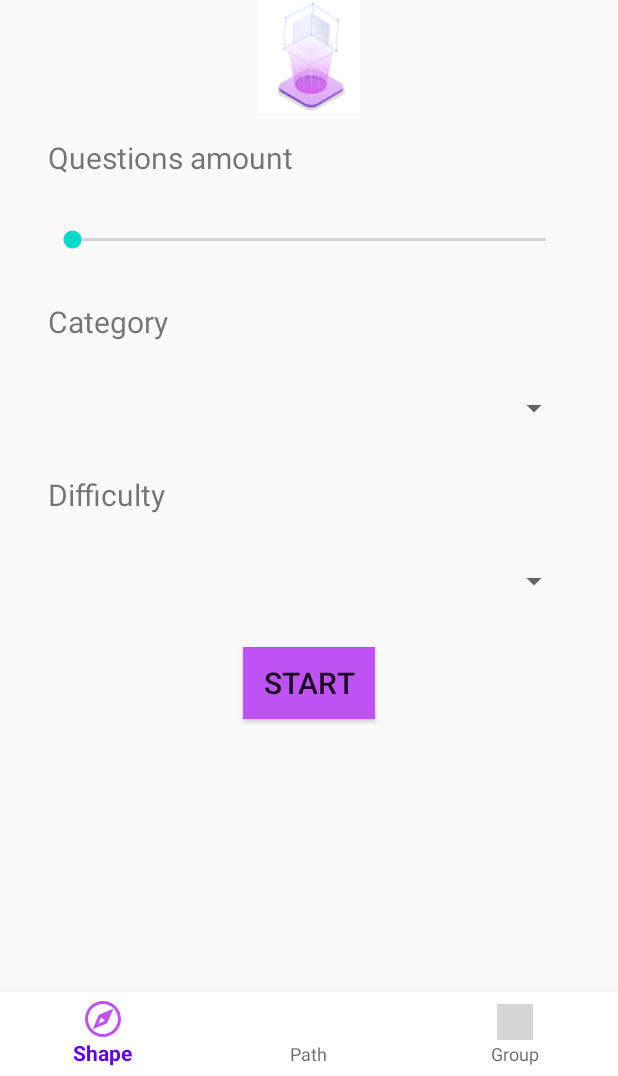
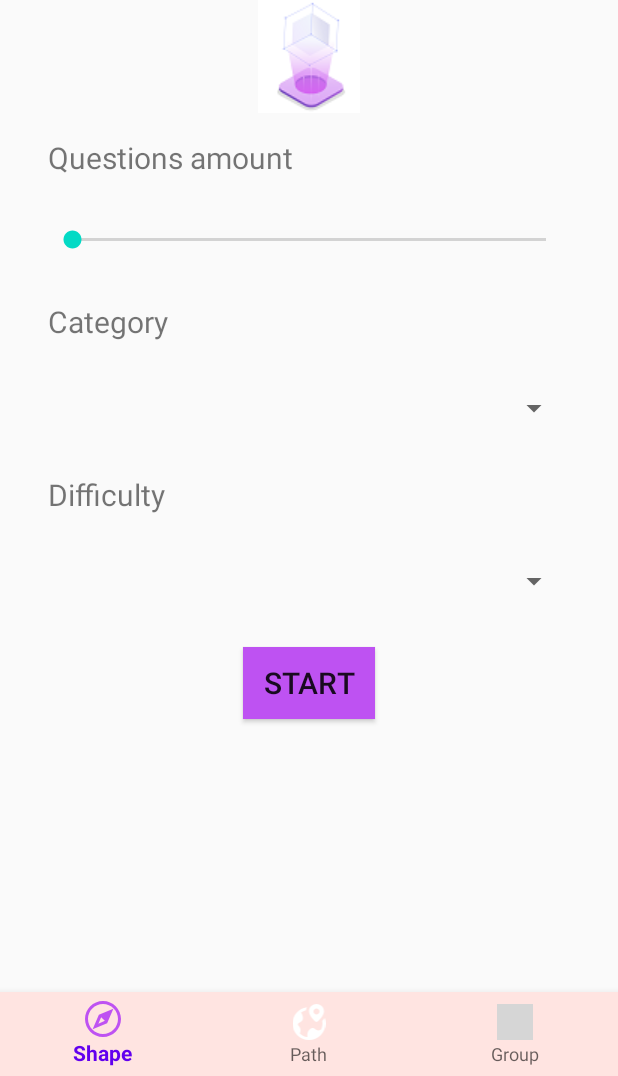
Before and after one commit to razzmed/QuizApp, an Android app: the screen it shows after launch (MainActivity), on a phone screen of 412 x 824 dp, the part 160-1236 px from its top. Run offline under Robolectric (Android 15) with nearby library versions, the phone set to English and light mode, and no system bars; grey boxes are pictures that could not be loaded.

Commit message:
change color nb

```diff
--- a/app/src/main/res/layout/activity_main.xml
+++ b/app/src/main/res/layout/activity_main.xml
@@ -19,7 +19,7 @@
         android:id="@+id/bottom_nav"
         android:layout_width="match_parent"
         android:layout_height="wrap_content"
-        android:background="#FFFFFF"
+        android:background="#FFE4E1"
         app:itemIconTint="@drawable/selector"
         app:menu="@menu/menu_navigation"
         app:layout_constraintBottom_toBottomOf="parent"
```
